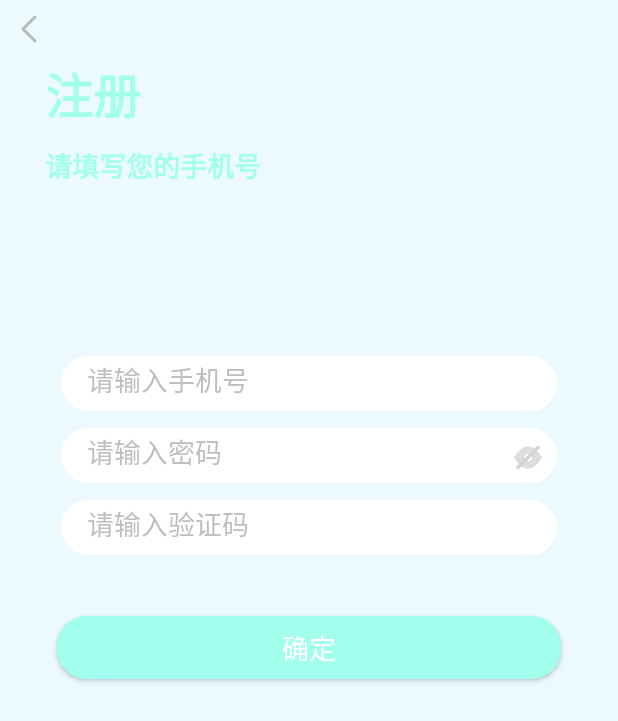
After one commit to CarsonWoo/YJ, an Android app: the RegisterActivity screen opened directly, with no data from a screen before it, on a phone screen of 412 x 824 dp. The commit adds this screen. Shown: the top 721 px of the screen. Run offline under Robolectric (Android 15) with nearby library versions, the phone set to English and light mode, and no system bars; libraries missing offline, so code that uses them is left out: com.jude.swipbackhelper; 2 statements that could not run were skipped.

```diff
--- a/app/src/main/java/com/example/carson/yjenglish/customviews/WithBtnEditText.java
+++ b/app/src/main/java/com/example/carson/yjenglish/customviews/WithBtnEditText.java
@@ -27,6 +27,7 @@ public class WithBtnEditText extends RelativeLayout {
     private final int TYPE_NUMBER = 2;
 
     private boolean isVisible;
+    private String textHint;
 
     public WithBtnEditText(Context context) {
         super(context);
@@ -39,6 +40,7 @@ public class WithBtnEditText extends RelativeLayout {
                 R.styleable.WithBtnEditText);
         //默认不显示btn
         isVisible = a.getBoolean(R.styleable.WithBtnEditText_btn_visible, false);
+        textHint = a.getString(R.styleable.WithBtnEditText_edit_hint);
         a.recycle();
         initView(context);
     }
@@ -54,6 +56,9 @@ public class WithBtnEditText extends RelativeLayout {
         mBtn = findViewById(R.id.btn_send_code);
         mRoot = findViewById(R.id.root_send_code);
         setBtnIsVisible(isVisible);
+        if (textHint != null) {
+            content.setHint(textHint);
+        }
         setInputType(TYPE_TEXT_PASSWORD);
     }
 
--- /dev/null
+++ b/app/src/main/java/com/example/carson/yjenglish/register/RegisterActivity.java
@@ -0,0 +1,108 @@
+package com.example.carson.yjenglish.register;
+
+import android.annotation.SuppressLint;
+import android.graphics.drawable.Drawable;
+import android.support.v7.app.AppCompatActivity;
+import android.os.Bundle;
+import android.text.InputFilter;
+import android.text.InputType;
+import android.view.MotionEvent;
+import android.view.View;
+import android.widget.Button;
+import android.widget.EditText;
+import android.widget.ImageView;
+
+import com.example.carson.yjenglish.R;
+import com.example.carson.yjenglish.customviews.WithBtnEditText;
+import com.jude.swipbackhelper.SwipeBackHelper;
+
+public class RegisterActivity extends AppCompatActivity implements View.OnClickListener {
+
+    private ImageView back;
+    private EditText phone, password;
+    private WithBtnEditText code;
+    private Button confirm;
+
+    private int isShowPwd = 0;
+
+    @Override
+    protected void onCreate(Bundle savedInstanceState) {
+        super.onCreate(savedInstanceState);
+        setContentView(R.layout.activity_register);
+        initViews();
+    }
+
+    private void initViews() {
+        back = findViewById(R.id.register_back);
+        phone = findViewById(R.id.edit_phone);
+        password = findViewById(R.id.edit_password);
+        code = findViewById(R.id.edit_code);
+        confirm = findViewById(R.id.btn_confirm);
+
+        SwipeBackHelper.onCreate(this);
+        SwipeBackHelper.getCurrentPage(this)
+                .setClosePercent(0.5f)
+                .setSwipeEdgePercent(0.15f)
+                .setSwipeRelateOffset(300)
+                .setSwipeSensitivity(1.0f)
+                .setSwipeBackEnable(true)
+                .setSwipeRelateEnable(true);
+
+        back.setOnClickListener(this);
+
+        phone.setFilters(new InputFilter[]{new InputFilter.LengthFilter(11)}); //最大输入长度
+        password.setFilters(new InputFilter[]{new InputFilter.LengthFilter(15)});
+        code.getText().setFilters(new InputFilter[]{new InputFilter.LengthFilter(6)});
+        setPwdVisible();
+
+    }
+
+    @SuppressLint("ClickableViewAccessibility")
+    private void setPwdVisible() {
+        password.setOnTouchListener(new View.OnTouchListener() {
+            @Override
+            public boolean onTouch(View view, MotionEvent motionEvent) {
+
+                Drawable drawable = password.getCompoundDrawables()[2];
+                if (drawable == null) {
+                    return false;
+                }
+                if (motionEvent.getAction() != MotionEvent.ACTION_UP) {
+                    return false;
+                }
+                if (motionEvent.getX() > password.getWidth() -
+                        password.getPaddingRight() -
+                        drawable.getIntrinsicWidth()) {
+                    isShowPwd++;
+                    if (isShowPwd % 2 != 0) {
+                        //显示明文
+                        password.setInputType(InputType.TYPE_TEXT_VARIATION_PASSWORD);
+                        drawable = getResources().getDrawable(R.drawable.ic_uncover);
+                    } else {
+                        password.setInputType(InputType.TYPE_CLASS_TEXT
+                                | InputType.TYPE_TEXT_VARIATION_PASSWORD);
+                        drawable = getResources().getDrawable(R.drawable.ic_cover);
+                    }
+                }
+                drawable.setBounds(0, 0, drawable.getMinimumWidth(), drawable.getMinimumHeight());
+                password.setCompoundDrawables(null, null, drawable, null);
+                return false;
+            }
+        });
+    }
+
+    @Override
+    public void onBackPressed() {
+        super.onBackPressed();
+        overridePendingTransition(R.anim.ani_left_get_into, R.anim.ani_right_sign_out);
+    }
+
+    @Override
+    public void onClick(View view) {
+        switch (view.getId()) {
+            case R.id.register_back:
+                onBackPressed();
+                break;
+        }
+    }
+}
--- /dev/null
+++ b/app/src/main/res/anim/ani_left_get_into.xml
@@ -0,0 +1,14 @@
+<?xml version="1.0" encoding="utf-8"?>
+<translate xmlns:android="http://schemas.android.com/apk/res/android"
+
+    android:duration="150"
+
+    android:fromXDelta="-20%"
+
+    android:fromYDelta="0"
+
+    android:toXDelta="0"
+
+    android:toYDelta="0" >
+
+</translate>
--- /dev/null
+++ b/app/src/main/res/drawable/ic_back.xml
@@ -0,0 +1,15 @@
+<?xml version="1.0" encoding="utf-8"?>
+<vector xmlns:android="http://schemas.android.com/apk/res/android"
+    android:width="24dp"
+    android:height="24dp"
+    android:viewportHeight="12"
+    android:viewportWidth="12">
+
+    <path
+        android:strokeColor="@color/colorTextHint"
+        android:strokeWidth="1"
+        android:strokeLineJoin="round"
+        android:strokeLineCap="round"
+        android:pathData="M 8 2 L 4 6 L 8 10" />
+
+</vector>
--- a/app/src/main/res/layout/activity_login.xml
+++ b/app/src/main/res/layout/activity_login.xml
@@ -16,7 +16,7 @@
         android:layout_marginTop="220dp"
         android:background="@drawable/shape_round_rect_edit"
         android:hint="@string/edit_phone"
-        android:textColor="#656565"
+        android:textColor="@color/colorText"
         android:textColorHint="@color/colorTextHint"
         android:paddingStart="18dp"
         android:paddingTop="8dp"
@@ -37,6 +37,7 @@
         android:layout_marginEnd="40dp"
         android:layout_marginTop="7dp"
         app:btn_visible="false"
+        app:edit_hint="请输入密码"
         app:layout_constraintTop_toBottomOf="@id/edit_phone"
         app:layout_constraintStart_toStartOf="parent"
         app:layout_constraintEnd_toEndOf="parent"/>
--- /dev/null
+++ b/app/src/main/res/layout/activity_register.xml
@@ -0,0 +1,118 @@
+<?xml version="1.0" encoding="utf-8"?>
+<android.support.constraint.ConstraintLayout
+    xmlns:android="http://schemas.android.com/apk/res/android"
+    xmlns:app="http://schemas.android.com/apk/res-auto"
+    xmlns:tools="http://schemas.android.com/tools"
+    android:layout_width="match_parent"
+    android:layout_height="match_parent"
+    android:background="#ecfafe"
+    android:fitsSystemWindows="true"
+    android:clipToPadding="true"
+    tools:context="com.example.carson.yjenglish.register.RegisterActivity">
+
+    <ImageView
+        android:id="@+id/register_back"
+        android:layout_width="wrap_content"
+        android:layout_height="wrap_content"
+        android:src="@drawable/ic_back"
+        android:layout_margin="7dp"
+        app:layout_constraintStart_toStartOf="parent"
+        app:layout_constraintTop_toTopOf="parent"
+        />
+
+    <TextView
+        android:id="@+id/tv1"
+        android:layout_width="wrap_content"
+        android:layout_height="wrap_content"
+        android:textSize="32sp"
+        android:textColor="@color/colorAccent"
+        android:text="@string/register"
+        android:textStyle="bold"
+        android:layout_marginTop="7dp"
+        android:layout_marginStart="30dp"
+        app:layout_constraintTop_toBottomOf="@id/register_back"
+        app:layout_constraintStart_toStartOf="parent"/>
+
+    <TextView
+        android:layout_width="wrap_content"
+        android:layout_height="wrap_content"
+        android:textSize="18sp"
+        android:textStyle="bold"
+        android:textColor="@color/colorAccent"
+        android:text="@string/please_write_down_phone"
+        android:layout_marginTop="10dp"
+        app:layout_constraintTop_toBottomOf="@id/tv1"
+        app:layout_constraintStart_toStartOf="@id/tv1"
+        />
+
+    <EditText
+        android:id="@+id/edit_phone"
+        android:layout_width="0dp"
+        android:layout_height="38dp"
+        android:background="@drawable/shape_round_rect_edit"
+        android:textColor="@color/colorText"
+        android:textColorHint="@color/colorTextHint"
+        android:hint="@string/edit_phone"
+        android:textSize="18sp"
+        android:paddingStart="18dp"
+        android:paddingTop="8dp"
+        android:paddingBottom="8dp"
+        android:paddingEnd="10dp"
+        android:inputType="phone"
+        android:layout_marginStart="40dp"
+        android:layout_marginEnd="40dp"
+        android:layout_marginTop="150dp"
+        app:layout_constraintStart_toStartOf="parent"
+        app:layout_constraintEnd_toEndOf="parent"
+        app:layout_constraintTop_toBottomOf="@id/tv1"
+        />
+
+    <EditText
+        android:id="@+id/edit_password"
+        android:layout_width="0dp"
+        android:layout_height="38dp"
+        android:layout_marginTop="10dp"
+        android:background="@drawable/shape_round_rect_edit"
+        android:textColor="@color/colorText"
+        android:textColorHint="@color/colorTextHint"
+        android:paddingStart="18dp"
+        android:paddingTop="8dp"
+        android:paddingBottom="8dp"
+        android:paddingEnd="10dp"
+        android:textSize="18sp"
+        android:inputType="textPassword"
+        android:hint="@string/edit_password"
+        android:drawableEnd="@drawable/ic_cover"
+        app:layout_constraintStart_toStartOf="@id/edit_phone"
+        app:layout_constraintEnd_toEndOf="@id/edit_phone"
+        app:layout_constraintTop_toBottomOf="@id/edit_phone"
+        />
+
+    <com.example.carson.yjenglish.customviews.WithBtnEditText
+        android:id="@+id/edit_code"
+        android:layout_width="0dp"
+        android:layout_height="wrap_content"
+        app:edit_hint="请输入验证码"
+        android:layout_marginTop="10dp"
+        app:layout_constraintStart_toStartOf="@id/edit_password"
+        app:layout_constraintTop_toBottomOf="@id/edit_password"
+        app:layout_constraintEnd_toEndOf="@id/edit_password"
+        />
+
+    <Button
+        android:id="@+id/btn_confirm"
+        android:layout_width="0dp"
+        android:layout_height="42dp"
+        android:textSize="18sp"
+        android:textColor="@android:color/white"
+        android:text="@string/confirm"
+        android:background="@drawable/shape_round_rect_btn_main"
+        android:layout_marginStart="38dp"
+        android:layout_marginEnd="38dp"
+        android:layout_marginTop="40dp"
+        app:layout_constraintStart_toStartOf="parent"
+        app:layout_constraintEnd_toEndOf="parent"
+        app:layout_constraintTop_toBottomOf="@id/edit_code"
+        />
+
+</android.support.constraint.ConstraintLayout>
--- a/app/src/main/res/values/attrs.xml
+++ b/app/src/main/res/values/attrs.xml
@@ -2,5 +2,6 @@
 <resources>
     <declare-styleable name="WithBtnEditText">
         <attr name="btn_visible" format="boolean" />
+        <attr name="edit_hint" format="string" />
     </declare-styleable>
 </resources>
--- a/app/src/main/res/values/strings.xml
+++ b/app/src/main/res/values/strings.xml
@@ -5,8 +5,10 @@
     <string name="code_login">手机验证码登录</string>
     <string name="forget_password">忘记密码?</string>
     <string name="login">登录</string>
-    <string name="register">注册</string>
     <string name="wechat_login">微信登录</string>
     <string name="qq_login">QQ登录</string>
     <string name="test_use">试用一下</string>
+    <string name="please_write_down_phone">请填写您的手机号</string>
+    <string name="register">注册</string>
+    <string name="confirm">确定</string>
 </resources>
--- a/app/src/main/res/values/styles.xml
+++ b/app/src/main/res/values/styles.xml
@@ -10,8 +10,9 @@
         <item name="android:windowTranslucentStatus">true</item>
     </style>
 
-    <style name="TransparentTheme" parent="TransparentTheme">
-
+    <style name="TransparentTheme" parent="AppTheme">
+        <item name="android:windowIsTranslucent">true</item>
+        <item name="android:windowBackground">@android:color/transparent</item>
     </style>
 
 </resources>
```
Also changed, not shown: app/src/main/AndroidManifest.xml (+10 -5 lines), app/src/main/java/com/example/carson/yjenglish/BaseActivity.java (+18 -0 lines), app/src/main/java/com/example/carson/yjenglish/login/view/LoginActivity.java (+28 -2 lines), app/src/main/res/anim/ani_left_sign_out.xml (added, +14 -0 lines), app/src/main/res/anim/ani_right_get_into.xml (added, +14 -0 lines), app/src/main/res/anim/ani_right_sign_out.xml (added, +14 -0 lines).
